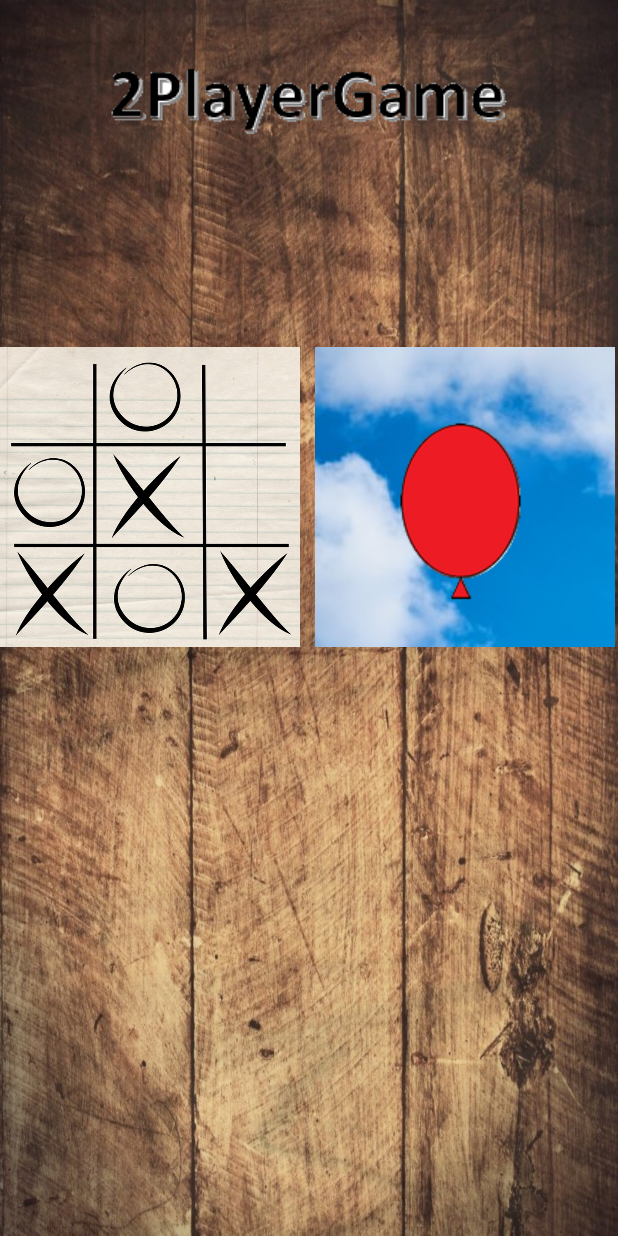
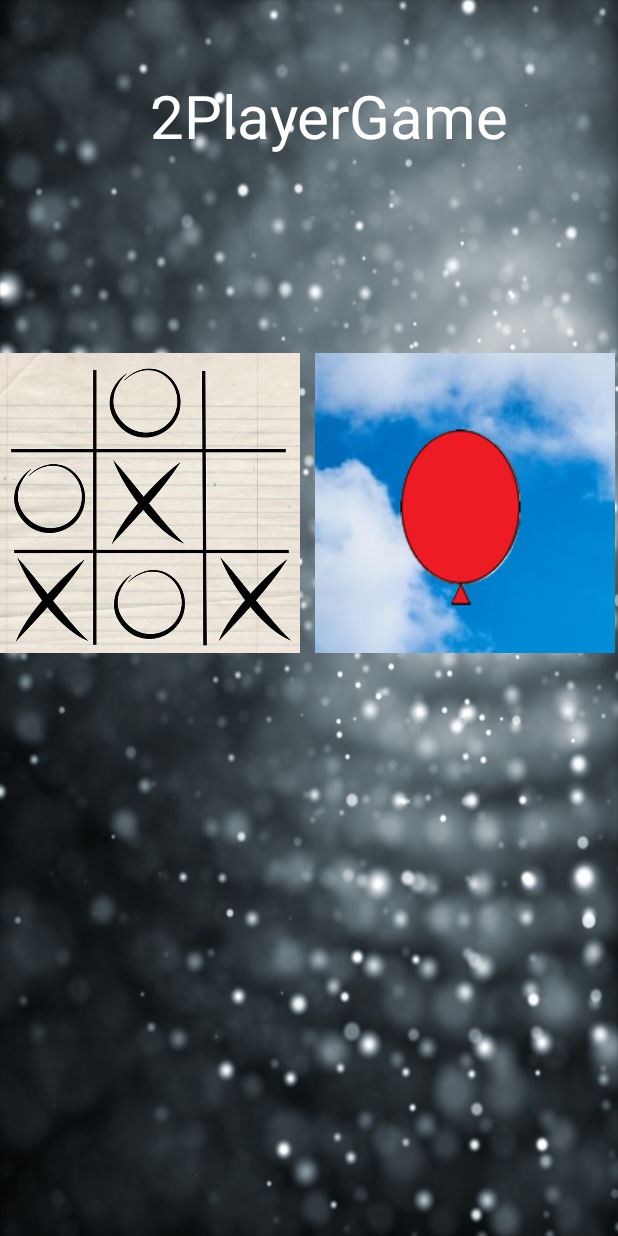
Before and after one commit to bdi-carlo/2PlayerGame, an Android app: the screen it shows after launch (MainActivity), on a phone screen of 412 x 824 dp. Run offline under Robolectric (Android 15) with nearby library versions, the phone set to English and light mode, and no system bars.

```diff
--- a/app/src/main/res/layout/activity_main.xml
+++ b/app/src/main/res/layout/activity_main.xml
@@ -8,18 +8,6 @@
     tools:context=".MainActivity"
     tools:layout_editor_absoluteY="25dp">
 
-    <ImageView
-        android:id="@+id/imageView10"
-        android:layout_width="0dp"
-        android:layout_height="wrap_content"
-        android:layout_marginBottom="136dp"
-        android:layout_marginTop="40dp"
-        app:layout_constraintBottom_toTopOf="@+id/horizontalScrollView"
-        app:layout_constraintEnd_toEndOf="parent"
-        app:layout_constraintStart_toStartOf="parent"
-        app:layout_constraintTop_toTopOf="parent"
-        app:srcCompat="@drawable/title" />
-
     <HorizontalScrollView
         android:id="@+id/horizontalScrollView"
         android:layout_width="0dp"
@@ -29,7 +17,7 @@
         app:layout_constraintBottom_toBottomOf="parent"
         app:layout_constraintEnd_toEndOf="parent"
         app:layout_constraintStart_toStartOf="parent"
-        app:layout_constraintTop_toBottomOf="@+id/imageView10">
+        app:layout_constraintTop_toBottomOf="@+id/gameName">
 
         <LinearLayout
             android:layout_width="wrap_content"
@@ -62,4 +50,19 @@
         </LinearLayout>
     </HorizontalScrollView>
 
+    <TextView
+        android:id="@+id/gameName"
+        style="@style/Widget.AppCompat.TextView.SpinnerItem"
+        android:layout_width="256dp"
+        android:layout_height="51dp"
+        android:layout_marginBottom="134dp"
+        android:layout_marginEnd="64dp"
+        android:layout_marginTop="50dp"
+        android:text="2PlayerGame"
+        android:textColor="@android:color/white"
+        android:textSize="40dp"
+        app:layout_constraintBottom_toTopOf="@+id/horizontalScrollView"
+        app:layout_constraintEnd_toEndOf="parent"
+        app:layout_constraintTop_toTopOf="parent" />
+
 </android.support.constraint.ConstraintLayout>
--- a/app/src/main/res/layout/activity_tic_tac_toe.xml
+++ b/app/src/main/res/layout/activity_tic_tac_toe.xml
@@ -99,8 +99,8 @@
         android:layout_height="wrap_content"
         android:layout_marginBottom="25dp"
         android:layout_marginStart="16dp"
+        android:background="#292929"
         android:text="@string/bBack"
-        android:background="#4A2713"
         android:textColor="#FFF"
         app:layout_constraintBottom_toBottomOf="parent"
         app:layout_constraintStart_toStartOf="parent" />
@@ -111,8 +111,8 @@
         android:layout_height="wrap_content"
         android:layout_marginBottom="25dp"
         android:layout_marginEnd="16dp"
+        android:background="#292929"
         android:text="@string/bReset"
-        android:background="#4A2713"
         android:textColor="#FFF"
         app:layout_constraintBottom_toBottomOf="parent"
         app:layout_constraintEnd_toEndOf="parent" />
```
Also changed, not shown: app/src/main/res/layout/activity_config_tic_tac_toe.xml (+6 -3 lines), app/src/main/res/drawable/wallpaper.jpg.
